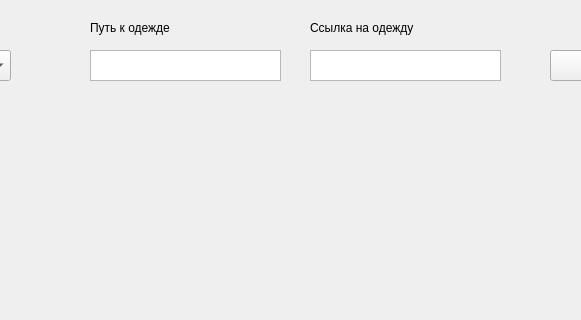
First picture: the form in mainform.ui, repository rutraq/wearByWeatherFirebase, before the edit; both pictures show x 210 to 791 and y 0 to 320 of the 1049 by 415 pixel window.
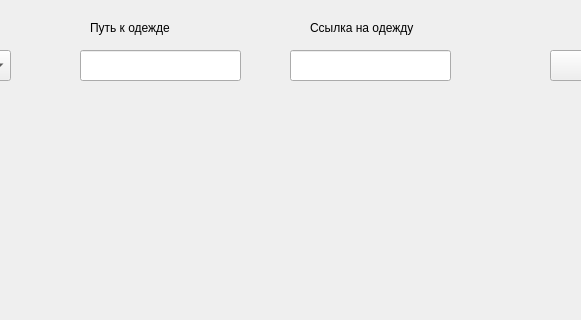
Second picture: the form after the edit.

Commit message: firestore read and write

```diff
--- a/mainform.ui
+++ b/mainform.ui
@@ -35,16 +35,6 @@
      <string/>
     </property>
    </widget>
-   <widget class="QTextEdit" name="textEditUrl">
-    <property name="geometry">
-     <rect>
-      <x>520</x>
-      <y>50</y>
-      <width>191</width>
-      <height>31</height>
-     </rect>
-    </property>
-   </widget>
    <widget class="QComboBox" name="comboBoxItem">
     <property name="geometry">
      <rect>
@@ -92,16 +82,6 @@
      <string>Путь к одежде</string>
     </property>
    </widget>
-   <widget class="QTextEdit" name="textEditPath">
-    <property name="geometry">
-     <rect>
-      <x>300</x>
-      <y>50</y>
-      <width>191</width>
-      <height>31</height>
-     </rect>
-    </property>
-   </widget>
    <widget class="QPushButton" name="pushButton">
     <property name="geometry">
      <rect>
@@ -120,6 +100,38 @@
      <string>Add item</string>
     </property>
    </widget>
+   <widget class="QLineEdit" name="lineEditPath">
+    <property name="geometry">
+     <rect>
+      <x>290</x>
+      <y>50</y>
+      <width>161</width>
+      <height>31</height>
+     </rect>
+    </property>
+    <property name="font">
+     <font>
+      <family>Times New Roman</family>
+      <pointsize>10</pointsize>
+     </font>
+    </property>
+   </widget>
+   <widget class="QLineEdit" name="lineEditUrl">
+    <property name="geometry">
+     <rect>
+      <x>500</x>
+      <y>50</y>
+      <width>161</width>
+      <height>31</height>
+     </rect>
+    </property>
+    <property name="font">
+     <font>
+      <family>Times New Roman</family>
+      <pointsize>10</pointsize>
+     </font>
+    </property>
+   </widget>
   </widget>
  </widget>
  <resources/>
```
The commit also changes 2 other files.
